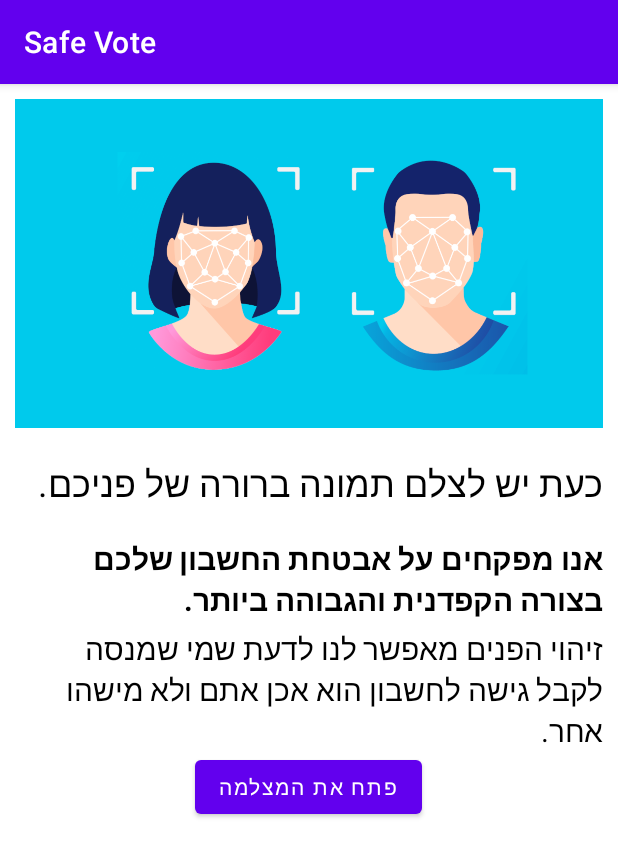
After one commit to OrGlick/Safe-Vote, an Android app: the FaceRecognitionActivity screen opened directly, with no data from a screen before it, on a phone screen of 412 x 824 dp. The commit adds this screen. Shown: the top 857 px of the screen. Run offline under Robolectric (Android 15) with nearby library versions, the phone set to English and light mode, and no system bars.

Commit message:
first commit

```diff
--- /dev/null
+++ b/app/src/main/java/co/il/safevote/FaceRecognitionActivity.java
@@ -0,0 +1,25 @@
+package co.il.safevote;
+
+import androidx.appcompat.app.AppCompatActivity;
+
+import android.os.Bundle;
+import android.widget.Button;
+
+public class FaceRecognitionActivity extends AppCompatActivity
+{
+    Button btnOpenCamera;
+
+    @Override
+    protected void onCreate(Bundle savedInstanceState)
+    {
+        super.onCreate(savedInstanceState);
+        setContentView(R.layout.activity_face_recognition);
+
+        initFindViewById();
+    }
+
+    private void initFindViewById()
+    {
+        btnOpenCamera = findViewById(R.id.btn_open_camera);
+    }
+}
--- a/app/src/main/java/co/il/safevote/MainActivity.java
+++ b/app/src/main/java/co/il/safevote/MainActivity.java
@@ -5,15 +5,13 @@ import androidx.appcompat.app.AppCompatActivity;
 import android.content.Intent;
 import android.os.Bundle;
 
-import com.google.firebase.auth.FirebaseAuth;
-
 public class MainActivity extends AppCompatActivity
 {
     @Override
     protected void onCreate(Bundle savedInstanceState) {
         super.onCreate(savedInstanceState);
         setContentView(R.layout.activity_main);
-        Intent intentToLogin = new Intent(this, Login.class);
+        Intent intentToLogin = new Intent(this, LoginActivity.class);
         startActivity(intentToLogin);
     }
 }
--- /dev/null
+++ b/app/src/main/res/layout/activity_face_recognition.xml
@@ -0,0 +1,58 @@
+<?xml version="1.0" encoding="utf-8"?>
+<LinearLayout xmlns:android="http://schemas.android.com/apk/res/android"
+    xmlns:tools="http://schemas.android.com/tools"
+    android:layout_width="match_parent"
+    android:layout_height="match_parent"
+    xmlns:app="http://schemas.android.com/apk/res-auto"
+    tools:context=".FaceRecognitionActivity"
+    android:orientation="vertical"
+    android:padding="10dp">
+
+    <ImageView
+        android:layout_width="410dp"
+        android:layout_height="219dp"
+        android:background="@drawable/face"
+        />
+
+    <TextView
+        android:layout_marginTop="20dp"
+        android:layout_gravity="right"
+        android:layout_width="wrap_content"
+        android:layout_height="wrap_content"
+        android:text="כעת יש לצלם תמונה ברורה של פניכם. "
+        android:textSize="24sp"
+        android:textColor="@color/black"
+
+        />
+
+    <TextView
+        android:layout_marginTop="20dp"
+        android:layout_gravity="center"
+        android:layout_width="wrap_content"
+        android:layout_height="wrap_content"
+        android:text="אנו מפקחים על אבטחת החשבון שלכם בצורה הקפדנית והגבוהה ביותר. "
+        android:textSize="20sp"
+        android:textColor="@color/black"
+        android:textStyle="bold"
+        />
+
+    <TextView
+        android:layout_marginTop="5dp"
+        android:layout_gravity="center"
+        android:layout_width="wrap_content"
+        android:layout_height="wrap_content"
+        android:text="זיהוי הפנים מאפשר לנו לדעת שמי שמנסה לקבל גישה לחשבון הוא אכן אתם ולא מישהו אחר."
+        android:textSize="20sp"
+        android:textColor="@color/black"
+        />
+
+    <Button
+        android:id="@+id/btn_open_camera"
+        android:layout_width="wrap_content"
+        android:layout_height="wrap_content"
+        android:text="פתח את המצלמה"
+        android:layout_gravity="center"
+
+        />
+
+</LinearLayout>
--- a/app/src/main/res/layout/activity_login.xml
+++ b/app/src/main/res/layout/activity_login.xml
@@ -4,7 +4,7 @@
     xmlns:tools="http://schemas.android.com/tools"
     android:layout_width="match_parent"
     android:layout_height="match_parent"
-    tools:context=".Login"
+    tools:context=".LoginActivity"
     android:orientation="vertical">
 
     <EditText
```
Also changed, not shown: app/src/main/AndroidManifest.xml (+8 -2 lines), app/src/main/java/co/il/safevote/EmailVerificationWatingActivity.java (added, +113 -0 lines), app/src/main/java/co/il/safevote/LoginActivity.java (renamed from app/src/main/java/co/il/safevote/Login.java, +12 -34 lines), app/src/main/res/layout/activity_email_verification_wating.xml (added, +21 -0 lines), app/src/main/res/layout/activity_main.xml (+0 -8 lines), app/src/main/res/drawable-v24/face.webp (added).
